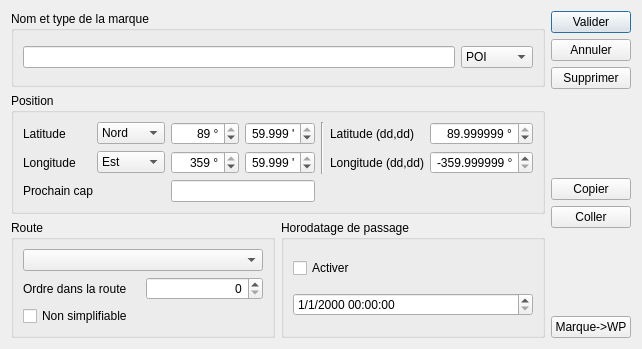
The window that src/Ui/POI_editor.ui (nohal/qtVlm) describes before a commit, drawn with Qt 5.
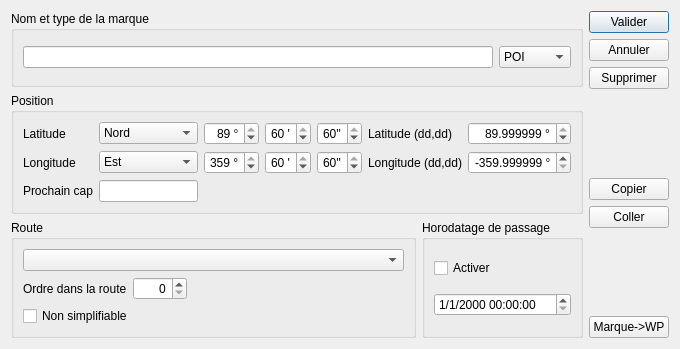
The same window after the commit.

```diff
--- a/src/Ui/POI_editor.ui
+++ b/src/Ui/POI_editor.ui
@@ -6,7 +6,7 @@
    <rect>
     <x>0</x>
     <y>0</y>
-    <width>642</width>
+    <width>680</width>
     <height>349</height>
    </rect>
   </property>
@@ -52,30 +52,33 @@
        <property name="title">
         <string>Position</string>
        </property>
-       <layout class="QGridLayout" name="gridLayout_3">
-        <item row="1" column="7">
-         <widget class="QDoubleSpinBox" name="lon_val">
-          <property name="alignment">
-           <set>Qt::AlignRight|Qt::AlignTrailing|Qt::AlignVCenter</set>
+       <layout class="QGridLayout" name="gridLayout">
+        <item row="0" column="0">
+         <widget class="QLabel" name="label">
+          <property name="text">
+           <string>Latitude</string>
           </property>
-          <property name="suffix">
-           <string> °</string>
+         </widget>
+        </item>
+        <item row="1" column="0">
+         <widget class="QLabel" name="label_2">
+          <property name="text">
+           <string>Longitude</string>
           </property>
-          <property name="decimals">
-           <number>6</number>
-          </property>
-          <property name="minimum">
-           <double>-359.999999000000003</double>
-          </property>
-          <property name="maximum">
-           <double>359.999999000000003</double>
-          </property>
-          <property name="singleStep">
-           <double>0.100000000000000</double>
-          </property>
-          <property name="value">
-           <double>-359.999999000000003</double>
-          </property>
+         </widget>
+        </item>
+        <item row="0" column="1">
+         <widget class="QComboBox" name="lat_sig">
+          <item>
+           <property name="text">
+            <string>Nord</string>
+           </property>
+          </item>
+          <item>
+           <property name="text">
+            <string>Sud</string>
+           </property>
+          </item>
          </widget>
         </item>
         <item row="1" column="1">
@@ -92,10 +95,83 @@
           </item>
          </widget>
         </item>
-        <item row="0" column="5" rowspan="2">
-         <widget class="Line" name="line">
-          <property name="orientation">
-           <enum>Qt::Vertical</enum>
+        <item row="0" column="5">
+         <widget class="QLabel" name="label_5">
+          <property name="text">
+           <string>Latitude (dd,dd)</string>
+          </property>
+         </widget>
+        </item>
+        <item row="0" column="2">
+         <widget class="QDoubleSpinBox" name="lat_deg">
+          <property name="alignment">
+           <set>Qt::AlignRight|Qt::AlignTrailing|Qt::AlignVCenter</set>
+          </property>
+          <property name="prefix">
+           <string/>
+          </property>
+          <property name="suffix">
+           <string> °</string>
+          </property>
+          <property name="decimals">
+           <number>0</number>
+          </property>
+          <property name="maximum">
+           <double>89.000000000000000</double>
+          </property>
+          <property name="value">
+           <double>89.000000000000000</double>
+          </property>
+         </widget>
+        </item>
+        <item row="0" column="4">
+         <widget class="QDoubleSpinBox" name="lat_sec">
+          <property name="alignment">
+           <set>Qt::AlignRight|Qt::AlignTrailing|Qt::AlignVCenter</set>
+          </property>
+          <property name="suffix">
+           <string>''</string>
+          </property>
+          <property name="decimals">
+           <number>0</number>
+          </property>
+          <property name="minimum">
+           <double>0.000000000000000</double>
+          </property>
+          <property name="maximum">
+           <double>60.000000000000000</double>
+          </property>
+          <property name="value">
+           <double>60.000000000000000</double>
+          </property>
+         </widget>
+        </item>
+        <item row="0" column="3">
+         <widget class="QDoubleSpinBox" name="lat_min">
+          <property name="alignment">
+           <set>Qt::AlignRight|Qt::AlignTrailing|Qt::AlignVCenter</set>
+          </property>
+          <property name="suffix">
+           <string> '</string>
+          </property>
+          <property name="decimals">
+           <number>0</number>
+          </property>
+          <property name="minimum">
+           <double>0.000000000000000</double>
+          </property>
+          <property name="maximum">
+           <double>60.000000000000000</double>
+          </property>
+          <property name="value">
+           <double>60.000000000000000</double>
+          </property>
+         </widget>
+        </item>
+        <item row="1" column="5">
+         <widget class="QLabel" name="label_6">
+          <property name="text">
+           <string>Longitude (dd,dd)</string>
           </property>
          </widget>
         </item>
@@ -108,34 +184,20 @@
            <string> '</string>
           </property>
           <property name="decimals">
-           <number>3</number>
+           <number>0</number>
           </property>
           <property name="minimum">
            <double>0.000000000000000</double>
           </property>
           <property name="maximum">
-           <double>59.999000000000002</double>
+           <double>60.000000000000000</double>
           </property>
           <property name="value">
-           <double>59.999000000000002</double>
+           <double>60.000000000000000</double>
           </property>
          </widget>
         </item>
-        <item row="1" column="0">
-         <widget class="QLabel" name="label_2">
-          <property name="text">
-           <string>Longitude</string>
-          </property>
-         </widget>
-        </item>
-        <item row="0" column="0">
-         <widget class="QLabel" name="label">
-          <property name="text">
-           <string>Latitude</string>
-          </property>
-         </widget>
-        </item>
-        <item row="0" column="7">
+        <item row="0" column="6">
          <widget class="QDoubleSpinBox" name="lat_val">
           <property name="alignment">
            <set>Qt::AlignRight|Qt::AlignTrailing|Qt::AlignVCenter</set>
@@ -160,6 +222,28 @@
           </property>
          </widget>
         </item>
+        <item row="1" column="4">
+         <widget class="QDoubleSpinBox" name="lon_sec">
+          <property name="alignment">
+           <set>Qt::AlignRight|Qt::AlignTrailing|Qt::AlignVCenter</set>
+          </property>
+          <property name="suffix">
+           <string>''</string>
+          </property>
+          <property name="decimals">
+           <number>0</number>
+          </property>
+          <property name="minimum">
+           <double>0.000000000000000</double>
+          </property>
+          <property name="maximum">
+           <double>60.000000000000000</double>
+          </property>
+          <property name="value">
+           <double>60.000000000000000</double>
+          </property>
+         </widget>
+        </item>
         <item row="1" column="2">
          <widget class="QDoubleSpinBox" name="lon_deg">
           <property name="alignment">
@@ -179,86 +263,39 @@
           </property>
          </widget>
         </item>
-        <item row="0" column="6">
-         <widget class="QLabel" name="label_5">
-          <property name="text">
-           <string>Latitude (dd,dd)</string>
-          </property>
-         </widget>
-        </item>
         <item row="1" column="6">
-         <widget class="QLabel" name="label_6">
-          <property name="text">
-           <string>Longitude (dd,dd)</string>
-          </property>
-         </widget>
-        </item>
-        <item row="0" column="3">
-         <widget class="QDoubleSpinBox" name="lat_min">
+         <widget class="QDoubleSpinBox" name="lon_val">
           <property name="alignment">
            <set>Qt::AlignRight|Qt::AlignTrailing|Qt::AlignVCenter</set>
-          </property>
-          <property name="suffix">
-           <string> '</string>
-          </property>
-          <property name="decimals">
-           <number>3</number>
-          </property>
-          <property name="minimum">
-           <double>0.000000000000000</double>
-          </property>
-          <property name="maximum">
-           <double>59.999000000000002</double>
-          </property>
-          <property name="value">
-           <double>59.999000000000002</double>
-          </property>
-         </widget>
-        </item>
-        <item row="0" column="1">
-         <widget class="QComboBox" name="lat_sig">
-          <item>
-           <property name="text">
-            <string>Nord</string>
-           </property>
-          </item>
-          <item>
-           <property name="text">
-            <string>Sud</string>
-           </property>
-          </item>
-         </widget>
-        </item>
-        <item row="0" column="2">
-         <widget class="QDoubleSpinBox" name="lat_deg">
-          <property name="alignment">
-           <set>Qt::AlignRight|Qt::AlignTrailing|Qt::AlignVCenter</set>
-          </property>
-          <property name="prefix">
-           <string/>
           </property>
           <property name="suffix">
            <string> °</string>
           </property>
           <property name="decimals">
-           <number>0</number>
+           <number>6</number>
+          </property>
+          <property name="minimum">
+           <double>-359.999999000000003</double>
           </property>
           <property name="maximum">
-           <double>89.000000000000000</double>
+           <double>359.999999000000003</double>
+          </property>
+          <property name="singleStep">
+           <double>0.100000000000000</double>
           </property>
           <property name="value">
-           <double>89.000000000000000</double>
+           <double>-359.999999000000003</double>
           </property>
          </widget>
         </item>
-        <item row="2" column="0" colspan="2">
+        <item row="3" column="0">
          <widget class="QLabel" name="label_3">
           <property name="text">
            <string>Prochain cap</string>
           </property>
          </widget>
         </item>
-        <item row="2" column="2" colspan="2">
+        <item row="3" column="1">
          <widget class="QLineEdit" name="editWph"/>
         </item>
        </layout>
@@ -306,6 +343,19 @@
               </property>
              </widget>
             </item>
+            <item>
+             <spacer name="horizontalSpacer">
+              <property name="orientation">
+               <enum>Qt::Horizontal</enum>
+              </property>
+              <property name="sizeHint" stdset="0">
+               <size>
+                <width>40</width>
+                <height>20</height>
+               </size>
+              </property>
+             </spacer>
+            </item>
            </layout>
           </item>
           <item>
```
Left out of the diff: 34 changed lines with no effect on the pictures.
